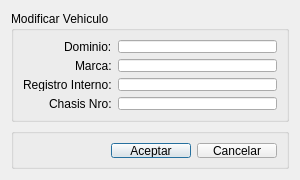
Old version of the form src/ui/DialogModificarVehiculo.ui in the repository guilleurrutia10/division-transporte.
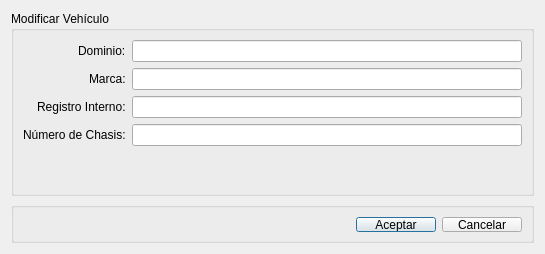
New version of the form.

Diff of the .ui file:
```diff
--- a/src/ui/DialogModificarVehiculo.ui
+++ b/src/ui/DialogModificarVehiculo.ui
@@ -6,8 +6,8 @@
    <rect>
     <x>0</x>
     <y>0</y>
-    <width>300</width>
-    <height>180</height>
+    <width>545</width>
+    <height>254</height>
    </rect>
   </property>
   <property name="minimumSize">
@@ -18,8 +18,8 @@
   </property>
   <property name="maximumSize">
    <size>
-    <width>300</width>
-    <height>180</height>
+    <width>800</width>
+    <height>600</height>
    </size>
   </property>
   <property name="windowTitle">
@@ -29,7 +29,7 @@
    <item>
     <widget class="QGroupBox" name="groupBox">
      <property name="title">
-      <string>Modificar Vehiculo</string>
+      <string>Modificar Vehículo</string>
      </property>
      <layout class="QFormLayout" name="formLayout">
       <property name="labelAlignment">
@@ -71,7 +71,7 @@
       <item row="3" column="0">
        <widget class="QLabel" name="label_4">
         <property name="text">
-         <string>Chasis Nro:</string>
+         <string>Número de Chasis:</string>
         </property>
        </widget>
       </item>
```
